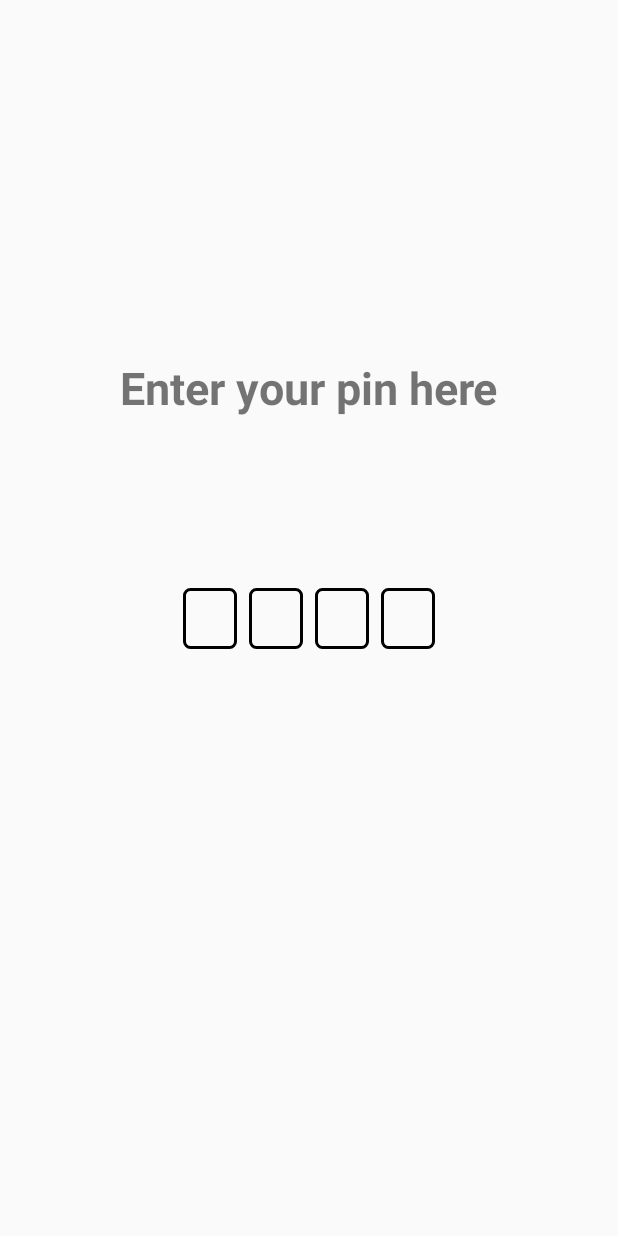
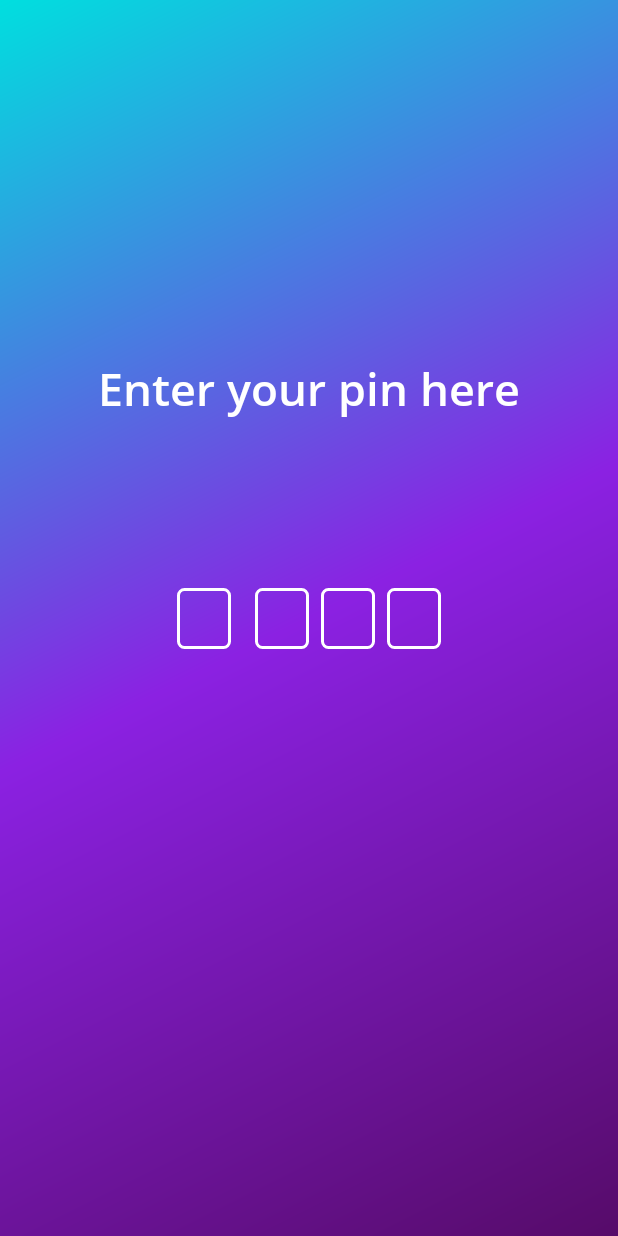
Before and after one commit to Akitektuo/BusCard, an Android app: the screen it shows after launch (PinActivity), on a phone screen of 412 x 824 dp. Run offline under Robolectric (Android 15) with nearby library versions, the phone set to English and light mode, and no system bars.

Commit message:
design changes

```diff
--- /dev/null
+++ b/app/src/main/res/drawable/background.xml
@@ -0,0 +1,8 @@
+<?xml version="1.0" encoding="utf-8"?>
+<shape xmlns:android="http://schemas.android.com/apk/res/android">
+    <gradient
+        android:endColor="#00dfdf"
+        android:centerColor="#8b21e2"
+        android:startColor="#560b69"
+        android:angle="135" />
+</shape>
--- a/app/src/main/res/drawable/button_border.xml
+++ b/app/src/main/res/drawable/button_border.xml
@@ -6,5 +6,5 @@
         android:color="#00FFFFFF"/>
     <stroke
         android:width="2dp"
-        android:color="#000"/>
+        android:color="#FFF"/>
 </shape>
--- a/app/src/main/res/layout/activity_main.xml
+++ b/app/src/main/res/layout/activity_main.xml
@@ -5,10 +5,12 @@
     xmlns:tools="http://schemas.android.com/tools"
     android:layout_width="match_parent"
     android:layout_height="match_parent"
-    tools:context=".MainActivity">
+    tools:context=".MainActivity"
+    android:background="@drawable/background">
 
     <TextView
         android:id="@+id/textView"
+        android:textColor="#FFF"
         android:layout_width="wrap_content"
         android:layout_height="wrap_content"
         android:text="Your card"
--- a/app/src/main/res/layout/activity_pin.xml
+++ b/app/src/main/res/layout/activity_pin.xml
@@ -4,10 +4,12 @@
     xmlns:tools="http://schemas.android.com/tools"
     android:layout_width="match_parent"
     android:layout_height="match_parent"
-    tools:context=".PinActivity">
+    tools:context=".PinActivity"
+    android:background="@drawable/background">
 
     <TextView
         android:id="@+id/textView4"
+        android:textColor="#FFF"
         android:layout_width="wrap_content"
         android:layout_height="wrap_content"
         android:layout_marginStart="8dp"
@@ -25,9 +27,11 @@
 
     <EditText
         android:id="@+id/Digit1"
+        android:textColor="#FFF"
         android:layout_width="36dp"
         android:layout_height="wrap_content"
         android:layout_marginTop="8dp"
+        android:layout_marginEnd="8dp"
         android:layout_marginBottom="8dp"
         android:background="@drawable/button_border"
         android:gravity="center"
@@ -42,6 +46,7 @@
 
     <EditText
         android:id="@+id/Digit2"
+        android:textColor="#FFF"
         android:layout_width="36dp"
         android:layout_height="wrap_content"
         android:layout_marginStart="8dp"
@@ -60,6 +65,7 @@
     <EditText
         android:id="@+id/Digit3"
         android:layout_width="36dp"
+        android:textColor="#FFF"
         android:layout_height="wrap_content"
         android:layout_marginStart="8dp"
         android:background="@drawable/button_border"
@@ -74,6 +80,7 @@
 
     <EditText
         android:id="@+id/Digit4"
+        android:textColor="#FFF"
         android:layout_width="36dp"
         android:layout_height="wrap_content"
         android:layout_marginStart="8dp"
--- a/app/src/main/res/values/styles.xml
+++ b/app/src/main/res/values/styles.xml
@@ -4,9 +4,9 @@
         <item name="colorPrimary">@color/colorPrimary</item>
         <item name="colorPrimaryDark">@color/colorPrimaryDark</item>
         <item name="colorAccent">@color/colorAccent</item>
-<!--        <item name="android:fontFamily">@font/noto</item>-->
+        <item name="android:fontFamily">@font/open_sans</item>
         <item name="android:windowLightStatusBar">true</item>
-        <item name="android:statusBarColor">@color/white</item>
+        <item name="android:statusBarColor">#00dfdf</item>
     </style>
 
 </resources>
```
Also changed, not shown: app/src/main/res/font/open_sans.ttf (added).
